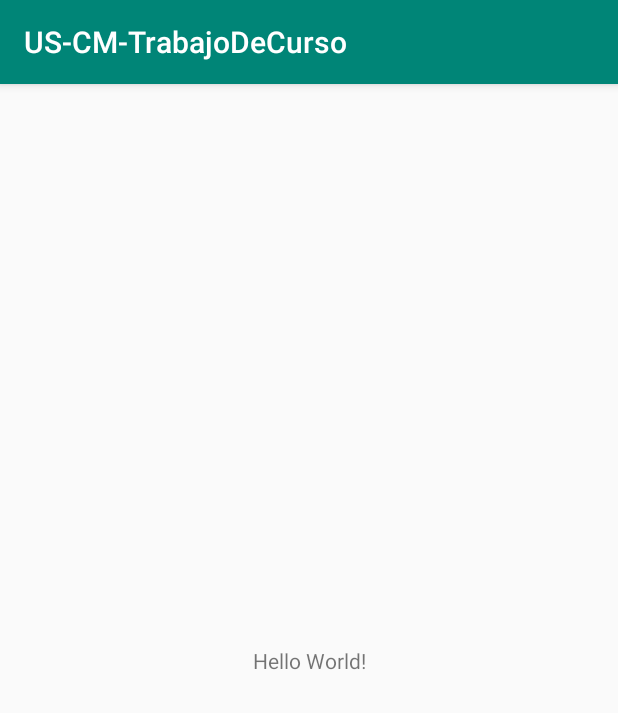
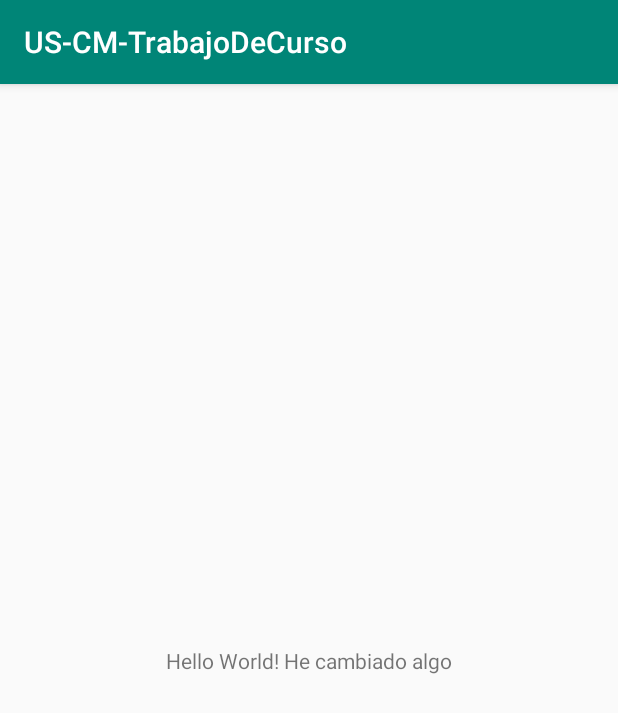
Before and after one commit to Andalu30/US-CM-TrabajoDeCurso, an Android app: the screen it shows after launch (MainActivity), on a phone screen of 412 x 824 dp. Shown: the top 713 px of the screen. Run offline under Robolectric (Android 15) with nearby library versions, the phone set to English and light mode, and no system bars.

Commit message:
Prueba de cambio

```diff
--- a/app/src/main/res/layout/activity_main.xml
+++ b/app/src/main/res/layout/activity_main.xml
@@ -9,7 +9,7 @@
     <TextView
         android:layout_width="wrap_content"
         android:layout_height="wrap_content"
-        android:text="Hello World!"
+        android:text="Hello World! He cambiado algo"
         app:layout_constraintBottom_toBottomOf="parent"
         app:layout_constraintLeft_toLeftOf="parent"
         app:layout_constraintRight_toRightOf="parent"
```
